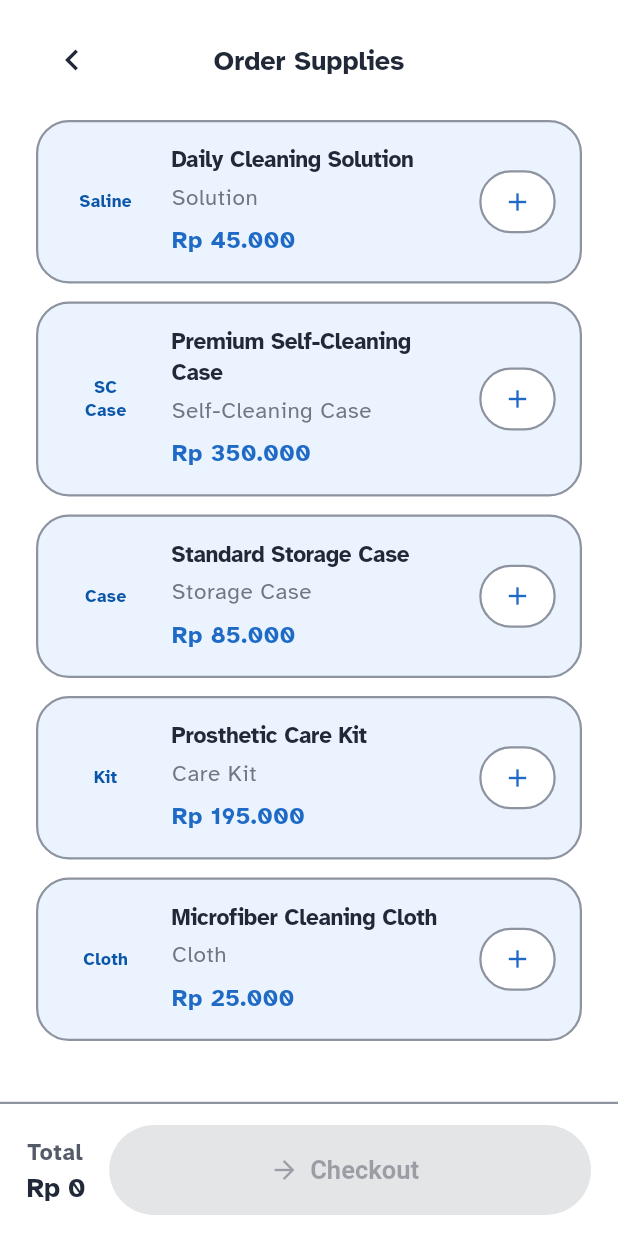
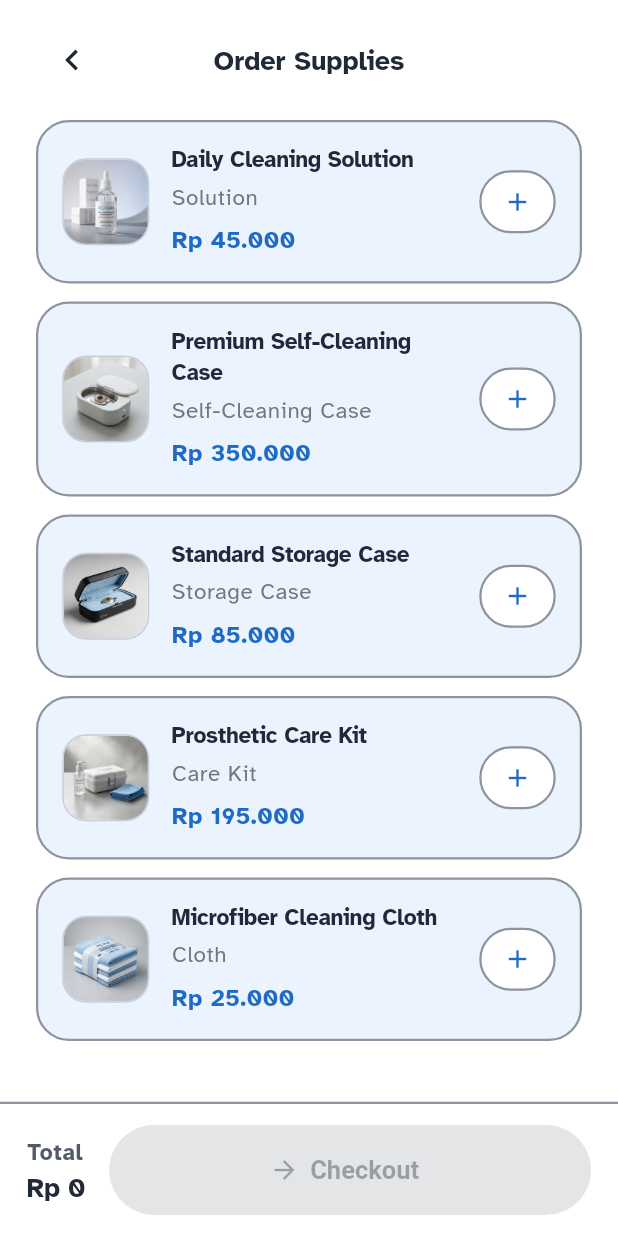
Before and after one commit to Muhammad-Sufyan-901/opto-mobile, a Flutter app: the _OrderSuppliesView screen opened directly, on a phone screen of 412 x 824 dp. Run offline on Flutter 3.47's test engine with Material 3 defaults, Android fonts, the phone set to English and light mode, and no system bars; our stand-ins replace app_links, audioplayers, camera, flutter_bloc, flutter_dotenv, flutter_map and 14 more; missing offline and left inert: google_mlkit_object_detection, google_mlkit_text_recognition, ids_elder_rehab_app; accounts and stored records are empty.

Commit message:
feat: replace product placeholders with studio-grade images in the prosthetic supply catalog

```diff
--- a/lib/features/prosthetic_hub/presentation/widgets/supply_product_card.dart
+++ b/lib/features/prosthetic_hub/presentation/widgets/supply_product_card.dart
@@ -77,8 +77,18 @@ class SupplyProductCard extends StatelessWidget {
                 decoration: BoxDecoration(
                   color: cs.primaryContainer,
                   borderRadius: BorderRadius.circular(16),
+                  border: Border.all(
+                    color: line.withValues(alpha: 0.4),
+                    width: 1,
                   ),
-                alignment: Alignment.center,
+                ),
+                child: ClipRRect(
+                  borderRadius: BorderRadius.circular(15),
+                  child: Image.asset(
+                    product.type.imageAssetPath,
+                    fit: BoxFit.cover,
+                    errorBuilder: (context, error, stackTrace) {
+                      return Center(
                         child: Text(
                           _chipLabel(product.type),
                           textAlign: TextAlign.center,
@@ -87,6 +97,10 @@ class SupplyProductCard extends StatelessWidget {
                             fontWeight: FontWeight.w800,
                             height: 1.3,
                             color: onTint,
+                          ),
+                        ),
+                      );
+                    },
                   ),
                 ),
               ),
--- a/pubspec.yaml
+++ b/pubspec.yaml
@@ -107,6 +107,7 @@ flutter:
   - assets/fonts/
   - assets/images/onboarding/
   - assets/images/svg/icons/
+  - assets/images/supplies/
 
  # Atkinson Hyperlegible — designed by the Braille Institute for low-vision
  # users. Licensed SIL Open Font License (OFL). Weights 400 & 700 only.
```
Also changed, not shown: lib/features/prosthetic_hub/domain/entities/supply_product.dart (+13 -0 lines), assets/images/supplies/daily_cleaning_solution.png (added), assets/images/supplies/microfiber_cleaning_cloth.png (added), assets/images/supplies/prosthetic_care_kit.png (added), assets/images/supplies/self_cleaning_case.png (added), assets/images/supplies/standard_storage_case.png (added), 2 other files. Lines whose indentation alone changed are shown as unchanged.
